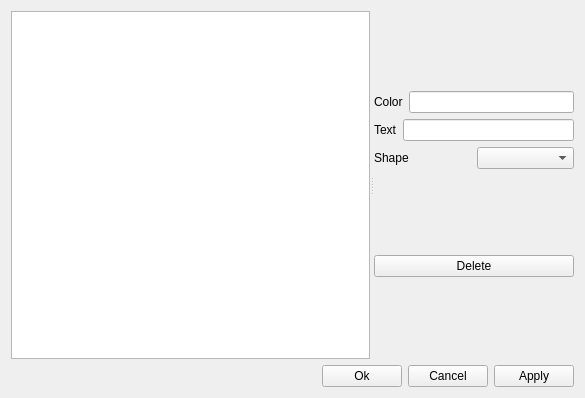
Old version of the form listmarkers.ui in the repository dheerajshenoy/FITSExplorer.
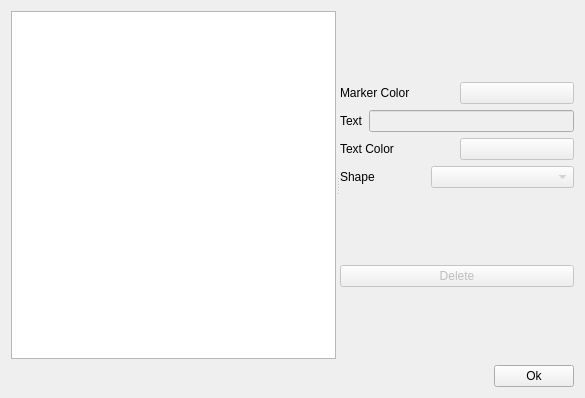
New version of the form.

Patch:
```diff
--- a/listmarkers.ui
+++ b/listmarkers.ui
@@ -29,12 +29,19 @@
            <item>
             <widget class="QLabel" name="label">
              <property name="text">
-              <string>Color</string>
+              <string>Marker Color</string>
              </property>
             </widget>
            </item>
            <item>
-            <widget class="QLineEdit" name="color_field"/>
+            <widget class="QPushButton" name="color_btn">
+             <property name="enabled">
+              <bool>false</bool>
+             </property>
+             <property name="text">
+              <string/>
+             </property>
+            </widget>
            </item>
           </layout>
          </item>
@@ -48,7 +55,32 @@
             </widget>
            </item>
            <item>
-            <widget class="QLineEdit" name="text_field"/>
+            <widget class="QLineEdit" name="text_field">
+             <property name="enabled">
+              <bool>false</bool>
+             </property>
+            </widget>
+           </item>
+          </layout>
+         </item>
+         <item>
+          <layout class="QHBoxLayout" name="horizontalLayout_5">
+           <item>
+            <widget class="QLabel" name="label_4">
+             <property name="text">
+              <string>Text Color</string>
+             </property>
+            </widget>
+           </item>
+           <item>
+            <widget class="QPushButton" name="text_color_btn">
+             <property name="enabled">
+              <bool>false</bool>
+             </property>
+             <property name="text">
+              <string/>
+             </property>
+            </widget>
            </item>
           </layout>
          </item>
@@ -62,7 +94,14 @@
             </widget>
            </item>
            <item>
-            <widget class="QComboBox" name="shape_combo"/>
+            <widget class="QComboBox" name="shape_combo">
+             <property name="enabled">
+              <bool>false</bool>
+             </property>
+             <property name="placeholderText">
+              <string>Not implemented yet</string>
+             </property>
+            </widget>
            </item>
           </layout>
          </item>
@@ -70,6 +109,9 @@
        </item>
        <item>
         <widget class="QPushButton" name="delete_marker_btn">
+         <property name="enabled">
+          <bool>false</bool>
+         </property>
          <property name="text">
           <string>Delete</string>
          </property>
@@ -107,32 +149,6 @@
        </property>
       </widget>
      </item>
-     <item>
-      <widget class="QPushButton" name="cancel_btn">
-       <property name="sizePolicy">
-        <sizepolicy hsizetype="Minimum" vsizetype="Maximum">
-         <horstretch>0</horstretch>
-         <verstretch>0</verstretch>
-        </sizepolicy>
-       </property>
-       <property name="text">
-        <string>Cancel</string>
-       </property>
-      </widget>
-     </item>
-     <item>
-      <widget class="QPushButton" name="apply_btn">
-       <property name="sizePolicy">
-        <sizepolicy hsizetype="Minimum" vsizetype="Maximum">
-         <horstretch>0</horstretch>
-         <verstretch>0</verstretch>
-        </sizepolicy>
-       </property>
-       <property name="text">
-        <string>Apply</string>
-       </property>
-      </widget>
-     </item>
     </layout>
    </item>
   </layout>
```
Left out of the diff: 5 changed lines with no effect on the pictures.
